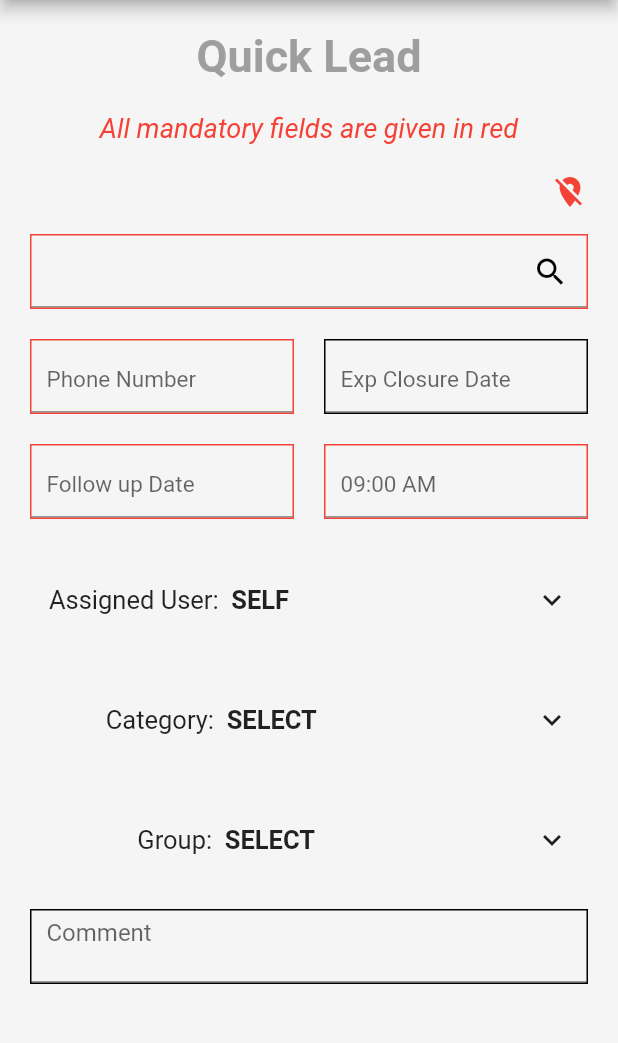
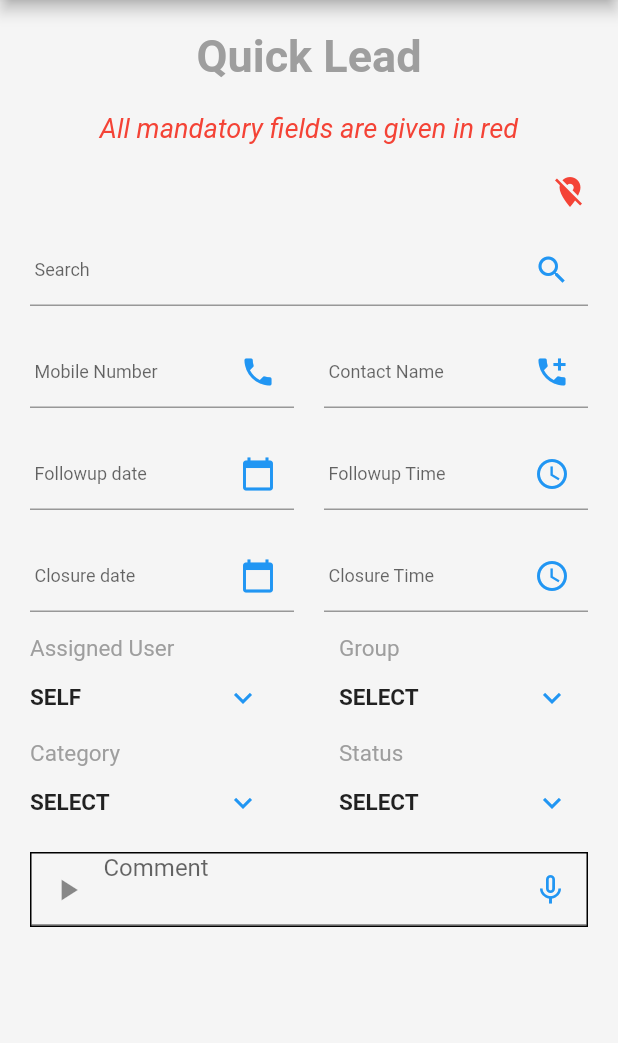
Before and after one commit to ani10sk/Kings-Lab-Project, a Flutter app: the Menu screen opened by its route, after a tap on "Quick Lead", on a phone screen of 412 x 824 dp, the part 84-1127 px from its top. Run offline on Flutter 3.47's test engine with Material 2 defaults, Android fonts, the phone set to English and light mode, and no system bars; our stand-ins replace audioplayers, permission_handler, shared_preferences; missing offline and left inert: audio_recorder, call_log; accounts and stored records are empty; network calls fail.

Commit message:
Latest modification

```diff
--- a/lib/screens/login.dart
+++ b/lib/screens/login.dart
@@ -18,7 +18,7 @@ class _LoginState extends State<Login> {
     final ht=MediaQuery.of(context).size.height;
     final wd=MediaQuery.of(context).size.width;
     return Scaffold(
-      backgroundColor:Colors.grey[300],
+      backgroundColor:Colors.white,
       appBar:AppBar(
         title:Text('Sales Logics'),
         backgroundColor:Colors.black87,
@@ -29,7 +29,7 @@ class _LoginState extends State<Login> {
             height:ht*0.15
           ),
           Container(
-            child:Image.asset('assets/logo1.jpg')
+            child:Image.asset('assets/logo1.png')
           ),
           SizedBox(
             height:ht*0.009
@@ -110,7 +110,7 @@ class Detail extends StatelessWidget {
       width:wd*0.9,
       height:ht*0.07,
       decoration:BoxDecoration(
-        color:Colors.white,
+        color:Colors.grey[100],
         border:Border.all()
       ),
       child:TextField(
--- a/lib/screens/menu.dart
+++ b/lib/screens/menu.dart
@@ -1,5 +1,6 @@
 import 'package:flutter/material.dart';
 import '../widgets/element.dart';
+import '../widgets/drawer.dart';
 
 class Menu extends StatefulWidget{
   static const rout='menu';
@@ -52,24 +53,7 @@ class _MenuState extends State<Menu> {
           )
         ],
       ),
-      drawer:Drawer(
-        child: ListView(
-          children: <Widget>[
-            AppBar(
-              backgroundColor:Colors.black87,
-              title:Text('Options'),
-            ),
-            ListTile(
-              title:Text('Sample1')
-            ),
-            Divider(),
-            ListTile(
-              title:Text('Sample2')
-            ),
-            Divider()
-          ],
-        ),
-      ),
+      drawer:AppDrawer(),
       body:SingleChildScrollView(
         child:Column(
           children:[
--- a/lib/screens/quicklead.dart
+++ b/lib/screens/quicklead.dart
@@ -1,4 +1,8 @@
 import 'package:flutter/material.dart';
+import 'package:permission_handler/permission_handler.dart';
+import 'package:audio_recorder/audio_recorder.dart';
+import 'package:audioplayers/audioplayers.dart';
+import '../widgets/ddown.dart';
 
 class QuickLead extends StatefulWidget{
   static const rout='quicklead';
@@ -10,9 +14,98 @@ class _QuickLeadState extends State<QuickLead> {
   String assignedUser='SELF';
   String category='SELECT';
   String group='SELECT';
+  String status='SELECT';
   int expAssignedUser=0;
   int expCategory=0;
   int expGroup=0;
+  int expStatus=0;
+  @override
+  void initState(){
+    getper();
+    super.initState();
+  }
+
+  void changeuser(String user){
+    setState(() {
+      assignedUser=user;
+      expAssignedUser=0;
+    });
+  }
+
+  void expuser(){
+    setState(() {
+      expAssignedUser==0?expAssignedUser=1:expAssignedUser=0;
+    });
+  }
+
+  void changegroup(String groups){
+    setState(() {
+      group=groups;
+      expGroup=0;
+    });
+  }
+
+  void expagroup(){
+    setState(() {
+      expGroup==0?expGroup=1:expGroup=0;
+    });
+  }
+
+  void changeCat(String cat){
+    setState(() {
+      category=cat;
+      expCategory=0;
+    });
+  }
+
+  void expCat(){
+    setState(() {
+      expCategory==0?expCategory=1:expCategory=0;
+    });
+  }
+
+  void expStatu(){
+    setState(() {
+      expStatus==0?expStatus=1:expStatus=0;
+    });
+  }
+
+  void changeStat(String stat){
+    setState(() {
+      status=stat;
+      expStatus=0;
+    });
+  }
+
+  var isrecording=false;
+
+  AudioPlayer audioPlayer=AudioPlayer();
+  Recording rec;
+
+  Future<void> getper()async{
+    Map<Permission, PermissionStatus> statuses = await [
+      Permission.microphone,
+      Permission.speech,
+      Permission.storage,
+    ].request();
+  }
+
+  Future<void>startrecord()async{
+    bool haspermission=await AudioRecorder.hasPermissions;
+    print(haspermission);
+    await AudioRecorder.start();
+  }
+
+  play()async{
+    int res=await audioPlayer.play(rec.path,isLocal:true);
+    print(res);
+  }
+
+  Future<void> stoprecord()async{
+    print('hello');
+    rec=await AudioRecorder.stop();
+    print('Path:${rec.path} ,format:${rec.audioOutputFormat} ,durayion:${rec.duration} ,extension:${rec.extension}');
+  }
 
   @override
   Widget build(BuildContext context){
@@ -38,232 +131,40 @@ class _QuickLeadState extends State<QuickLead> {
               width:wd,margin:EdgeInsets.all(20),
               alignment:Alignment.centerRight,
               child:Icon(Icons.location_off,color:Colors.red,),)),
-            Box(20,20,20,10,'',Colors.red,1),
+            Box(20,20,20,10,'','Search',Colors.red,Icons.search),
             Table(
               children:[
                 TableRow(
                   children:[
-                    Box(20,10,10,10,'Phone Number',Colors.red,0),
-                    Box(10,10,20,10,'Exp Closure Date',Colors.black,0)
+                    Box(20,10,10,10,'Phone Number','Mobile Number',Colors.red,Icons.phone),
+                    Box(10,10,20,10,'Contact Name','Contact Name',Colors.black,Icons.add_call)
                   ]
                 ),
                 TableRow(
                   children:[
-                    Box(20,10,10,10,'Follow up Date',Colors.red,0),
-                    Box(10,10,20,10,'09:00 AM',Colors.red,0)
+                    Box(20,10,10,10,'13-7-2020','Followup date',Colors.red,Icons.calendar_today),
+                    Box(10,10,20,10,'09:00 AM','Followup Time',Colors.red,Icons.access_time)
+                  ]
+                ),
+                TableRow(
+                  children:[
+                    Box(20,10,10,10,'13-7-2020','Closure date',Colors.red,Icons.calendar_today),
+                    Box(10,10,20,10,'09:00 AM','Closure Time',Colors.red,Icons.access_time)
+                  ]
+                ),
+                TableRow(
+                  children:[
+                    Selected('Assigned User', wd,['Sample 1','Sample 2'],assignedUser,expAssignedUser,changeuser,expuser),
+                    Selected('Group', wd,['Sample 1','Sample 2'],group,expGroup,changegroup,expagroup),
+                  ]
+                ),
+                TableRow(
+                  children:[
+                    Selected('Category', wd,['Sample 1','Sample 2'],category,expCategory,changeCat,expCat),
+                    Selected('Status', wd,['Sample 1','Sample 2'],status,expStatus,changeStat,expStatu),
                   ]
                 )
               ]
-            ),
-            AnimatedContainer(
-              //color:Colors.red,
-              height:expAssignedUser==0?40:150,
-              margin:EdgeInsets.fromLTRB(20,20,20,20),
-              duration:Duration(seconds:1),
-              child:SizedBox(
-                height:expAssignedUser==0?40:150,
-                width:wd-40,
-                child:ListView(
-                  physics:NeverScrollableScrollPhysics(),
-                  children:[
-                    Row(
-                    mainAxisAlignment:MainAxisAlignment.center,
-                    children: <Widget>[
-                      Text('   Assigned User:  ',style:TextStyle(fontSize:17),),
-                      Text(assignedUser,style:TextStyle(fontWeight:FontWeight.bold,fontSize:17)),
-                      Expanded(child:SizedBox()),
-                      IconButton(
-                        icon:Icon(expAssignedUser==0?Icons.keyboard_arrow_down:Icons.keyboard_arrow_up),
-                        onPressed:(){
-                          setState(() {
-                            if(expAssignedUser==0){
-                              expAssignedUser=1;
-                            }else{
-                              expAssignedUser=0;
-                            }
-                          });
-                        }
-                        )
-                    ],
-                  ),
-                  expAssignedUser==1?
-                  Container(
-                    decoration:BoxDecoration(
-                      border:Border.all(
-                        color:Colors.black
-                      )
-                    ),
-                    alignment:Alignment.center,
-                    width:wd-40,
-                    child:FlatButton(
-                      onPressed:(){
-                        setState(() {
-                          assignedUser='SELF';
-                          expAssignedUser=0;
-                        });
-                      },
-                      child:Text('SELF',style:TextStyle(fontWeight:FontWeight.bold,fontSize:17)))
-                  ):SizedBox(),
-                  expAssignedUser==1?
-                  Container(
-                    decoration:BoxDecoration(
-                      border:Border.all(
-                        color:Colors.black
-                      )
-                    ),
-                    width:wd-40,
-                    child:FlatButton(
-                      onPressed:(){
-                        setState(() {
-                          assignedUser='SAMPLE';
-                          expAssignedUser=0;
-                        });
-                      },
-                      child:Text('SAMPLE',style:TextStyle(fontWeight:FontWeight.bold,fontSize:17)))
-                  ):SizedBox(),
-                  ]
-                ),
-              )
-            ),
-            AnimatedContainer(
-              //color:Colors.red,
-              height:expCategory==0?40:150,
-              margin:EdgeInsets.fromLTRB(20,20,20,20),
-              duration:Duration(seconds:1),
-              child:SizedBox(
-                height:expCategory==0?40:150,
-                width:wd-40,
-                child:ListView(
-                  physics:NeverScrollableScrollPhysics(),
-                  children:[
-                    Row(
-                    mainAxisAlignment:MainAxisAlignment.center,
-                    children: <Widget>[
-                      Text('            Category:  ',style:TextStyle(fontSize:17),),
-                      Text(category,style:TextStyle(fontWeight:FontWeight.bold,fontSize:17)),
-                      Expanded(child:SizedBox()),
-                      IconButton(
-                        icon:Icon(expCategory==0?Icons.keyboard_arrow_down:Icons.keyboard_arrow_up),
-                        onPressed:(){
-                          setState(() {
-                            if(expCategory==0){
-                              expCategory=1;
-                            }else{
-                              expCategory=0;
-                            }
-                          });
-                        }
-                        )
-                    ],
-                  ),
-                  expCategory==1?
-                  Container(
-                    decoration:BoxDecoration(
-                      border:Border.all(
-                        color:Colors.black
-                      )
-                    ),
-                    alignment:Alignment.center,
-                    width:wd-40,
-                    child:FlatButton(
-                      onPressed:(){
-                        setState(() {
-                          category='SAMPLE 1';
-                          expCategory=0;
-                        });
-                      },
-                      child:Text('SAMPLE 1',style:TextStyle(fontWeight:FontWeight.bold,fontSize:17)))
-                  ):SizedBox(),
-                  expCategory==1?
-                  Container(
-                    decoration:BoxDecoration(
-                      border:Border.all(
-                        color:Colors.black
-                      )
-                    ),
-                    width:wd-40,
-                    child:FlatButton(
-                      onPressed:(){
-                        setState(() {
-                          category='SAMPLE 2';
-                          expCategory=0;
-                        });
-                      },
-                      child:Text('SAMPLE 2',style:TextStyle(fontWeight:FontWeight.bold,fontSize:17)))
-                  ):SizedBox(),
-                  ]
-                ),
-              )
-            ),
-            AnimatedContainer(
-              //color:Colors.red,
-              height:expGroup==0?40:150,
-              margin:EdgeInsets.fromLTRB(20,20,20,20),
-              duration:Duration(seconds:1),
-              child:SizedBox(
-                height:expGroup==0?40:150,
-                width:wd-40,
-                child:ListView(
-                  physics:NeverScrollableScrollPhysics(),
-                  children:[
-                    Row(
-                    mainAxisAlignment:MainAxisAlignment.center,
-                    children: <Widget>[
-                      Text('                 Group:  ',style:TextStyle(fontSize:17),),
-                      Text(group,style:TextStyle(fontWeight:FontWeight.bold,fontSize:17)),
-                      Expanded(child:SizedBox()),
-                      IconButton(
-                        icon:Icon(expGroup==0?Icons.keyboard_arrow_down:Icons.keyboard_arrow_up),
-                        onPressed:(){
-                          setState(() {
-                            if(expGroup==0){
-                              expGroup=1;
-                            }else{
-                              expGroup=0;
-                            }
-                          });
-                        }
-                        )
-                    ],
-                  ),
-                  expGroup==1?
-                  Container(
-                    decoration:BoxDecoration(
-                      border:Border.all(
-                        color:Colors.black
-                      )
-                    ),
-                    alignment:Alignment.center,
-                    width:wd-40,
-                    child:FlatButton(
-                      onPressed:(){
-                        setState(() {
-                          group='SAMPLE 1';
-                          expGroup=0;
-                        });
-                      },
-                      child:Text('SAMPLE 1',style:TextStyle(fontWeight:FontWeight.bold,fontSize:17)))
-                  ):SizedBox(),
-                  expGroup==1?
-                  Container(
-                    decoration:BoxDecoration(
-                      border:Border.all(
-                        color:Colors.black
-                      )
-                    ),
-                    width:wd-40,
-                    child:FlatButton(
-                      onPressed:(){
-                        setState(() {
-                          group='SAMPLE 2';
-                          expGroup=0;
-                        });
-                      },
-                      child:Text('SAMPLE 2',style:TextStyle(fontWeight:FontWeight.bold,fontSize:17)))
-                  ):SizedBox(),
-                  ]
-                ),
-              )
             ),
             Container(
               width:wd-40,
@@ -277,7 +178,24 @@ class _QuickLeadState extends State<QuickLead> {
                 maxLines:2,
                 decoration:InputDecoration(
                   hintText:'Comment',
-                  contentPadding:EdgeInsets.fromLTRB(10,0,0,0)
+                  contentPadding:EdgeInsets.fromLTRB(10,0,0,0),
+                  suffixIcon:IconButton(
+                    icon:Icon(isrecording?Icons.mic:Icons.mic_none,color:Colors.blue),
+                    onPressed:(){
+                      if(isrecording){
+                        stoprecord();
+                        setState(() {
+                          isrecording=false;
+                        });
+                      }else{
+                        startrecord();
+                        setState(() {
+                          isrecording=true;
+                        });
+                      }
+                    }
+                  ),
+                  prefixIcon:IconButton(icon:Icon(Icons.play_arrow), onPressed:play)
                 ),
                 textInputAction:TextInputAction.done,
               )
@@ -296,7 +214,8 @@ class Box extends StatelessWidget {
   final double b;
   final String hint;
   final Color bcolor;
-  final int isicon;
+  final String label;
+  final IconData d;
 
   Box(
     this.l,
@@ -304,26 +223,26 @@ class Box extends StatelessWidget {
     this.r,
     this.b,
     this.hint,
+    this.label,
     this.bcolor,
-    this.isicon
+    this.d
   );
 
   @override
   Widget build(BuildContext context) {
     return Container(
       margin:EdgeInsets.fromLTRB(l,t,r,b),
-      decoration:BoxDecoration(
-        border:Border.all(
-          color:bcolor
-        )
-      ),
+      /*decoration:BoxDecoration(
+      ),*/
       child:TextField(
         style:TextStyle(fontSize:20),
         decoration:InputDecoration(
+          labelText:label,
           hintText:hint,
-          hintStyle:TextStyle(fontSize:15),
-          contentPadding:EdgeInsets.all(10),
-          suffixIcon:isicon==1?Icon(Icons.search,color:Colors.black,):null
+          labelStyle:TextStyle(fontSize:12),
+          hintStyle:TextStyle(fontSize:12),
+          contentPadding:EdgeInsets.all(3),
+          suffixIcon:Icon(d,color:Colors.blue,)
         ),
       )
     );
--- a/lib/widgets/activities.dart
+++ b/lib/widgets/activities.dart
@@ -1,7 +1,7 @@
 import 'package:flutter/material.dart';
 
 class Activity extends StatelessWidget {
-  Map<int,dynamic> data={
+  final Map<int,dynamic> data={
     1:[Icons.call,Colors.red,Colors.red[200]],
     2:[Icons.mail,Colors.blue,Colors.blue[200]],
     3:[Icons.supervised_user_circle,Colors.green,Colors.green[200]],
--- /dev/null
+++ b/lib/widgets/ddown.dart
@@ -0,0 +1,87 @@
+import 'package:flutter/material.dart';
+
+class Selected extends StatelessWidget{
+  final String head;
+  final double wd;
+  final List<String> options;
+  final String first;
+  final int isexpanded;
+  final Function change;
+  final Function drop;
+  Selected(
+    this.head,
+    this.wd,
+    this.options,
+    this.first,
+    this.isexpanded,
+    this.change,
+    this.drop
+  );
+  @override
+  Widget build(BuildContext context){
+    return AnimatedContainer(
+      height:isexpanded==0?50:168,
+      margin:EdgeInsets.fromLTRB(20,5,20,15),
+      duration:Duration(seconds:1),
+      child:SizedBox(
+        height:isexpanded==0?70:160,
+        child:ListView(
+          physics:NeverScrollableScrollPhysics(),
+          children:[
+            Text(
+              head,style:TextStyle(
+                fontSize:15,color:Colors.grey
+              )
+            ),
+            Container(
+              child:SizedBox(
+                width:wd*0.4,
+                child:Row(
+                  mainAxisAlignment:MainAxisAlignment.spaceBetween,
+                  children:[
+                    Text(first,style:TextStyle(
+                      fontSize:15,fontWeight:FontWeight.bold
+                    ),),
+                    IconButton(
+                      onPressed:drop,
+                      icon:Icon(isexpanded==0?Icons.keyboard_arrow_down:Icons.keyboard_arrow_up,color:Colors.blue,),
+                    )
+                  ]
+                )
+              )
+            ),
+            isexpanded==0?
+            Divider(
+              color:Colors.black,
+              thickness:1,
+            ):
+            SizedBox(
+              height:115,
+              child:Column(
+                mainAxisAlignment:MainAxisAlignment.start,
+                children:[
+                  ListTile(
+                    onTap:()=>change(options[0]),
+                    title:Text(
+                      options[0],style:TextStyle(
+                        fontSize:15
+                      )
+                    )
+                  ),
+                  ListTile(
+                    onTap:()=>change(options[1]),
+                    title:Text(
+                      options[1],style:TextStyle(
+                        fontSize:15
+                      )
+                    )
+                  ),
+                ]
+              ),
+            )
+          ]
+        )
+      ),
+    );
+  }
+  }
--- /dev/null
+++ b/lib/widgets/drawer.dart
@@ -0,0 +1,25 @@
+import 'package:flutter/material.dart';
+import 'package:provider/provider.dart';
+import '../providers/auth.dart';
+
+class AppDrawer extends StatelessWidget{
+  @override
+  Widget build(BuildContext context){
+    return Drawer(
+      child:ListView(
+        children:[
+          AppBar(
+            title:Text('Options'),
+            backgroundColor:Colors.black87
+          ),
+          ListTile(
+            onTap:()=>Provider.of<Auth>(context,listen:false).logOut(),
+            title:Text('Sign Out',style:TextStyle(fontSize:18),),
+            leading:Icon(Icons.settings_power,size:18,color:Colors.black,)
+          ),
+          Divider()
+        ]
+      ),
+    );
+  }
+}
--- a/lib/widgets/priority.dart
+++ b/lib/widgets/priority.dart
@@ -1,7 +1,7 @@
 import 'package:flutter/material.dart';
 
 class Priority extends StatelessWidget {
-  Map<int,dynamic> data={
+  final Map<int,dynamic> data={
     1:['Hot',Colors.red,Colors.red[200]],
     2:['Warm',Colors.blue,Colors.blue[200]],
     3:['Cold',Colors.green,Colors.green[200]],
--- a/pubspec.yaml
+++ b/pubspec.yaml
@@ -28,6 +28,9 @@ dependencies:
   call_log: ^2.1.0
   permission_handler: ^5.0.1+1
   intl: ^0.16.1
+  shared_preferences: ^0.5.8
+  audio_recorder: ^1.0.2
+  audioplayers: ^0.15.1
 
 
   # The following adds the Cupertino Icons font to your application.
@@ -52,7 +55,7 @@ flutter:
   # To add assets to your application, add an assets section, like this:
   assets:
     - assets/bell.png
-    - assets/logo1.jpg
+    - assets/logo1.png
     - assets/bolt.png
     - assets/call.png
     - assets/clock.png
```
Also changed, not shown: lib/main.dart (+13 -4 lines), lib/providers/auth.dart (+29 -0 lines), lib/screens/splash.dart (added, +13 -0 lines), assets/logo1.jpg (deleted), assets/logo1.png (added), pubspec.lock, 1 other file.
